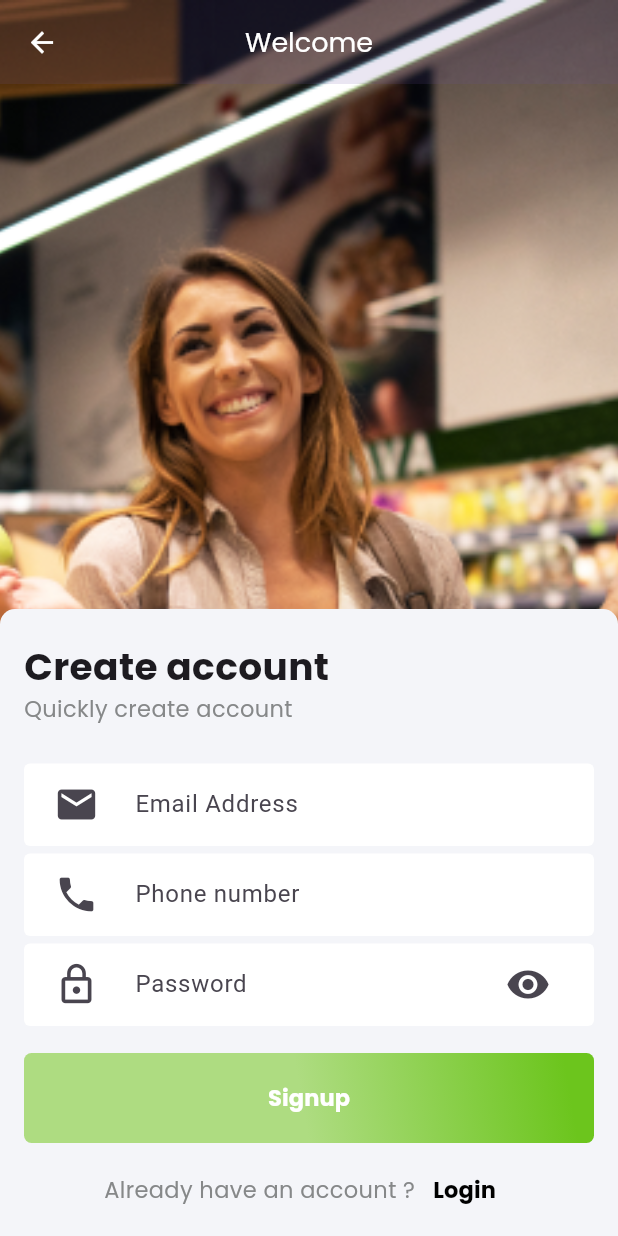
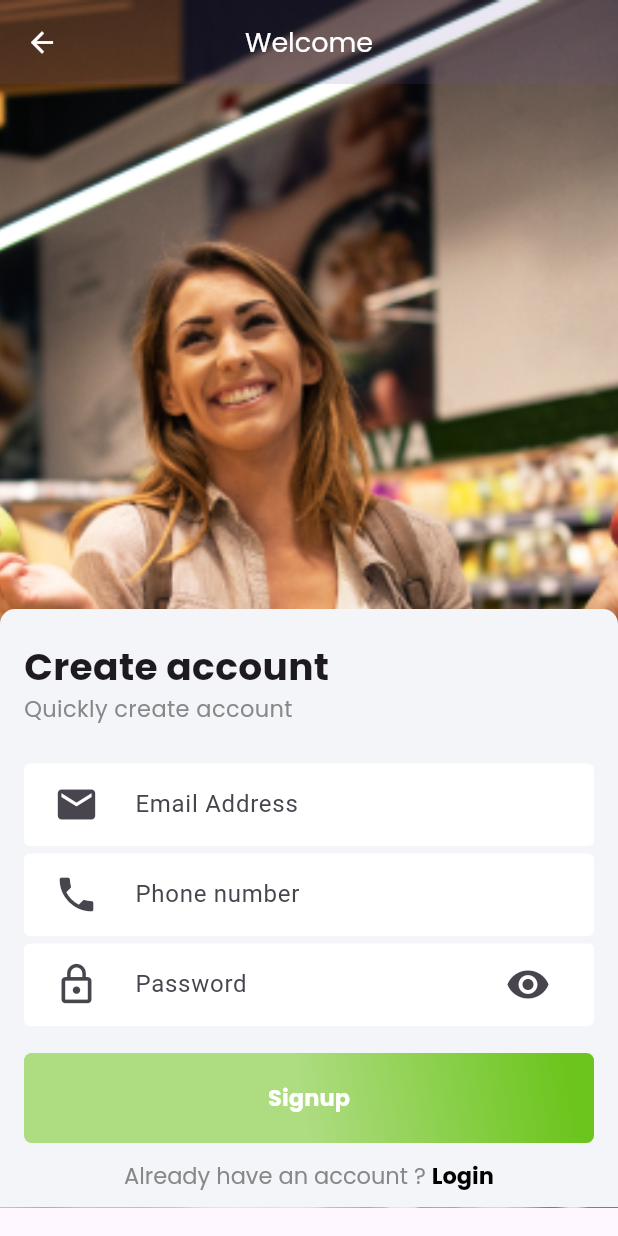
Before and after one commit to Alireza-Seif/Grocery-App, a Flutter app: the SignUpScreen screen opened directly, on a phone screen of 412 x 824 dp. Run offline on Flutter 3.47's test engine with Material 3 defaults, Android fonts, the phone set to English and light mode, and no system bars; our stand-ins replace carousel_slider, flutter_svg, get.

Commit message:
feat: use RichText & SingleChildScrollview

```diff
--- a/lib/screens/auth/auth_sign_up.dart
+++ b/lib/screens/auth/auth_sign_up.dart
@@ -1,3 +1,4 @@
+import 'package:flutter/gestures.dart';
 import 'package:flutter/material.dart';
 import 'package:grocery/components/text_field/email_text_field.dart';
 import 'package:grocery/components/text_field/password_text_field.dart';
@@ -27,7 +28,8 @@ class SignUpScreen extends StatelessWidget {
         // Add other theme configurations as needed
       ),
       child: Scaffold(
-        body: Container(
+        body: SingleChildScrollView(
+          child: Container(
             decoration:  BoxDecoration(
               image: DecorationImage(
                 image: AssetImage(MyImages.auth3),
@@ -46,8 +48,7 @@ class SignUpScreen extends StatelessWidget {
                   const SizedBox(
                     height: 350,
                   ),
-                Expanded(
-                  child: Container(
+                  Container(
                     padding: const EdgeInsets.fromLTRB(16, 20, 16, 10),
                     decoration: const BoxDecoration(
                       color: AppColors.background2,
@@ -99,27 +100,34 @@ class SignUpScreen extends StatelessWidget {
                         const SizedBox(
                           height: 10,
                         ),
-                        Expanded(
-                          child: Row(
+                        Row(
                           mainAxisAlignment: MainAxisAlignment.center,
                           children: [
-                              const Text(
-                                'Already have an account ?',
+                            RichText(
+                              text: TextSpan(
+                                children: [
+                                  const TextSpan(
+                                    text: 'Already have an account ? ',
                                     style: MyTextStyles.bodyText,
                                   ),
-                              TextButton(
-                                onPressed: () {
+                                  TextSpan(
+                                    text: 'Login',
+                                    style: MyTextStyles.styleText1,
+                                    recognizer: TapGestureRecognizer()
+                                      ..onTap = () {
                                         Navigator.pushReplacement(
                                           context,
                                           MaterialPageRoute(
-                                      builder: (context) => const LoginScreen(),
+                                            builder: (context) =>
+                                                const LoginScreen(),
                                           ),
                                         );
                                       },
-                                child: const Text(
-                                  'Login',
-                                  style: MyTextStyles.styleText1,
                                   ),
+                                ],
+                              ),
+                            ),
+                          ],
                         ),
                       ],
                     ),
@@ -128,9 +136,6 @@ class SignUpScreen extends StatelessWidget {
               ),
             ),
           ),
-              ],
-            ),
-          ),
         ),
       ),
     );
```
Also changed, not shown: lib/screens/auth/auth_login.dart (+22 -18 lines), lib/screens/auth/auth_wdlcome.dart (+18 -15 lines). Lines whose indentation alone changed are shown as unchanged.
